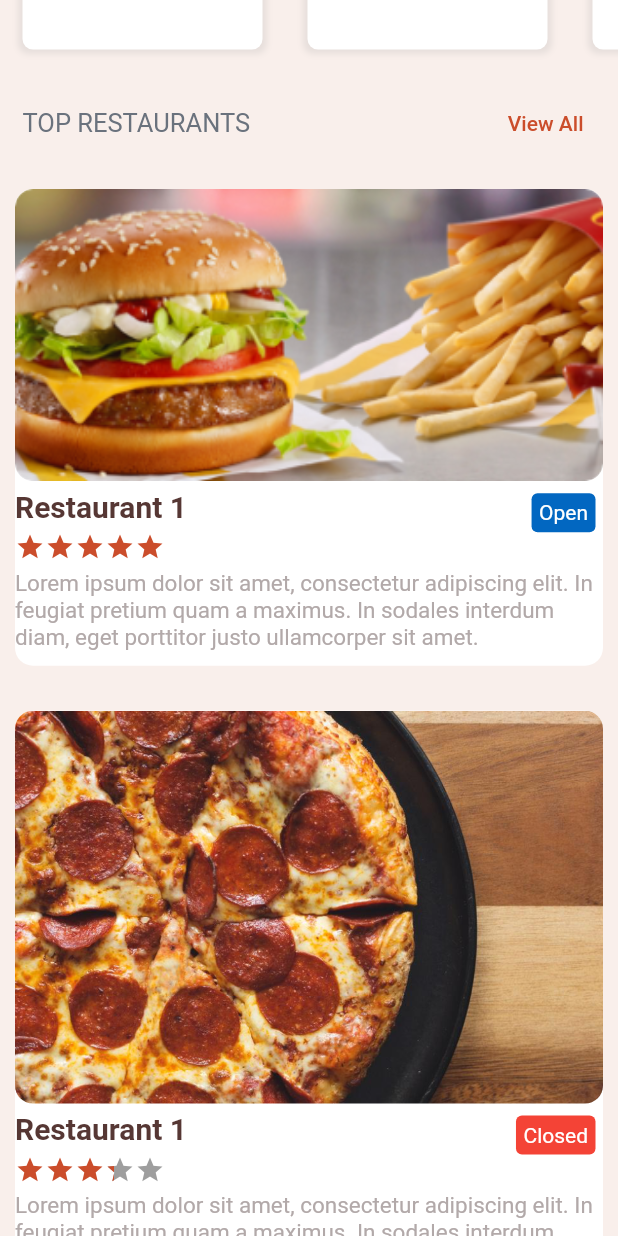
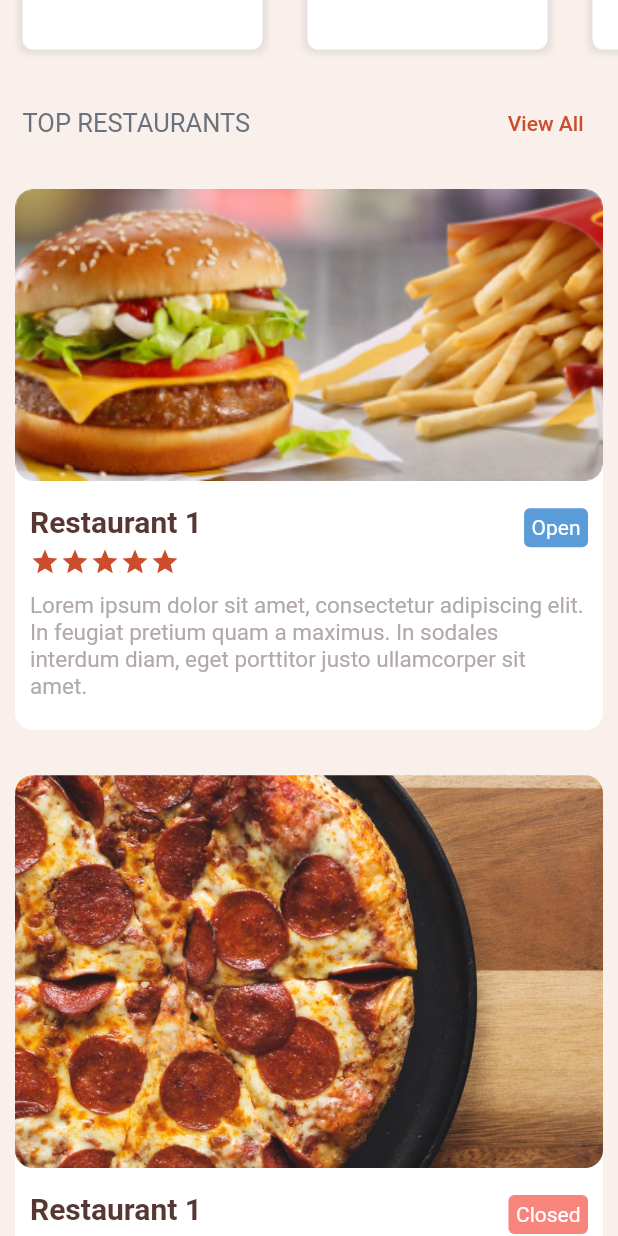
Before and after one commit to Gebeta/Gebeta-Client-app, a Flutter app: the MyHomePage screen opened by its route, scrolled down 576 dp, on a phone screen of 412 x 824 dp. Run offline on Flutter 3.47's test engine with Material 2 defaults, Android fonts, the light colour scheme and no system bars; drawn by our look-alikes of flutter_rating_bar; our stand-ins replace flutter_svg; Roboto replaces fonts that are missing (Montserrat).

Commit message:
restaurant list modified

```diff
--- a/lib/Screens/home_screen/restaurants_list.dart
+++ b/lib/Screens/home_screen/restaurants_list.dart
@@ -10,12 +10,10 @@ class RestaurantsList extends StatefulWidget {
 }
 
 Widget _listItem(
-    String imgPath, String foodName, String desc, double rating, bool isOpen) {
+    String imgPath, String restaurantName, String desc, double rating, bool isOpen) {
   return Padding(
     padding: const EdgeInsets.all(10.0),
-    child: Stack(
-      children: <Widget>[
-        Container(
+    child: Container(
       decoration: BoxDecoration(
         borderRadius: BorderRadius.circular(12.0),
         color: Colors.white,
@@ -30,14 +28,16 @@ Widget _listItem(
               width: double.infinity,
             ),
           ),
-              Column(
+          Padding(
+            padding: const EdgeInsets.all(10.0),
+            child: Column(
               crossAxisAlignment: CrossAxisAlignment.start,
               children: <Widget>[
                 Row(
                   mainAxisAlignment: MainAxisAlignment.spaceBetween,
                   children: [
                     Text(
-                        foodName,
+                      restaurantName,
                       style: TextStyle(
                           color: Color(0xFF563734),
                           fontFamily: 'Montserrat',
@@ -45,10 +45,10 @@ Widget _listItem(
                           fontSize: 20.0),
                     ),
                     Container(
-                        margin: EdgeInsets.only(top: 8, right: 5),
+                      margin: EdgeInsets.only(top: 8,),
                       padding: EdgeInsets.all(5.0),
                       decoration: BoxDecoration(
-                            color: isOpen ? Color(0xff0267C1) : Colors.red,
+                          color: isOpen ? Color(0xff0267C1).withOpacity(0.65) : Colors.red.withOpacity(0.65),
                           borderRadius: BorderRadius.circular(4)),
                       child: Text(
                         isOpen ? "Open" : "Closed",
@@ -68,7 +68,7 @@ Widget _listItem(
                     itemSize: 20.0,
                   ),
                 ),
-                  SizedBox(height: 5.0),
+                SizedBox(height: 10.0),
                 Container(
                   child: Text(
                     desc,
@@ -80,11 +80,10 @@ Widget _listItem(
                 ),
                 SizedBox(height: 10.0),
               ],
+            ),
           )
         ],
       ),
-        )
-      ],
     ),
   );
 }
```
Lines whose indentation alone changed are shown as unchanged.
